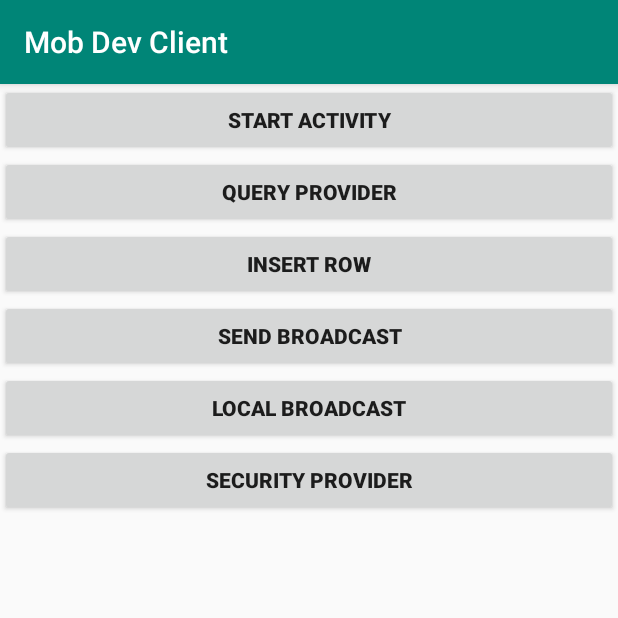
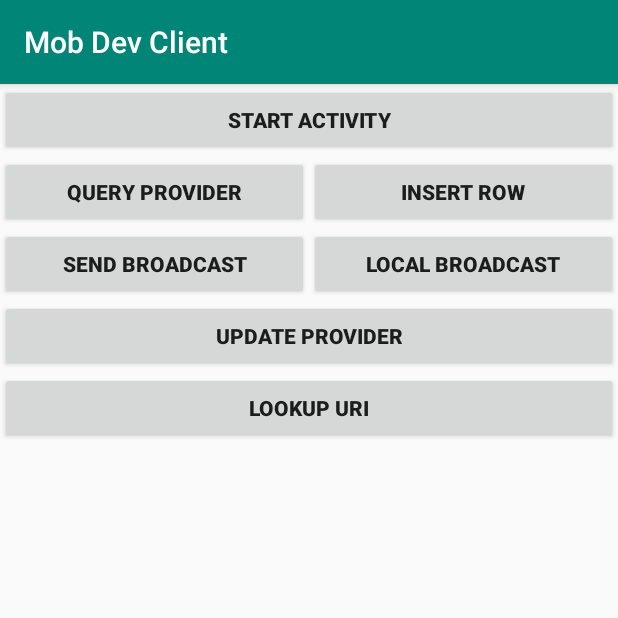
Before and after one commit to ysminskmd/MDS2019-Security, an Android app: the screen it shows after launch (MainActivity), on a phone screen of 412 x 824 dp, the top half of it. Run offline under Robolectric (Android 15) with nearby library versions, the phone set to English and light mode, and no system bars; libraries missing offline, so code that uses them is left out: com.yandex.academy; 1 statement that could not run was skipped.

```diff
--- a/client/build.gradle
+++ b/client/build.gradle
@@ -43,4 +43,5 @@ dependencies {
     implementation 'com.android.support:appcompat-v7:28.0.0'
     implementation 'com.android.support:support-v4:28.0.0'
     implementation 'com.google.android.gms:play-services-base:16.1.0'
+    implementation 'com.google.android.gms:play-services-safetynet:16.0.0'
 }
--- a/client/src/main/java/com/yandex/academy/mobdev/client/MainActivity.kt
+++ b/client/src/main/java/com/yandex/academy/mobdev/client/MainActivity.kt
@@ -38,6 +38,8 @@ class MainActivity : AppCompatActivity() {
         val manager = LocalBroadcastManager.getInstance(this)
         manager.registerReceiver(MainReceiver(), IntentFilter(RECEIVER_ACTION))
 
+        val client = SafetyNetClient(this)
+
         activity.setOnClickListener {
             val message = getMessage()
             startActivity(Intent()
@@ -65,8 +67,12 @@ class MainActivity : AppCompatActivity() {
             manager.sendBroadcast(Intent(RECEIVER_ACTION))
         }
 
-        install.setOnClickListener {
+        update.setOnClickListener {
             ProviderInstaller.installIfNeededAsync(this, providerInstallListener)
+        }
+
+        lookup.setOnClickListener {
+            client.lookupUri("http://www.yandex.by/")
         }
     }
 
--- /dev/null
+++ b/client/src/main/java/com/yandex/academy/mobdev/client/SafetyNetClient.kt
@@ -0,0 +1,41 @@
+package com.yandex.academy.mobdev.client
+
+import android.app.Activity
+import com.google.android.gms.common.api.ApiException
+import com.google.android.gms.common.api.CommonStatusCodes
+import com.google.android.gms.safetynet.SafeBrowsingThreat
+import com.google.android.gms.safetynet.SafetyNet
+
+class SafetyNetClient(private val activity: Activity) {
+
+    private val client = SafetyNet.getClient(activity)
+
+    init {
+        client.initSafeBrowsing()
+    }
+
+    fun lookupUri(uri: String) {
+        client.lookupUri(
+            uri,
+            "AIzaSyAFmAzb9ziRI0pQ4pmFF0LiGy4TxkppgZ0",
+            SafeBrowsingThreat.TYPE_POTENTIALLY_HARMFUL_APPLICATION,
+            SafeBrowsingThreat.TYPE_SOCIAL_ENGINEERING
+        )
+            .addOnSuccessListener(activity) { sbResponse ->
+                if (sbResponse.detectedThreats.isEmpty()) {
+                    Toast.makeText(activity, R.string.no_threats_found, Toast.LENGTH_SHORT).show()
+                } else {
+                    Toast.makeText(activity, R.string.threats_found, Toast.LENGTH_SHORT).show()
+
+                }
+            }
+            .addOnFailureListener(activity) { e: Exception ->
+                if (e is ApiException) {
+                    val string = "Error: ${CommonStatusCodes.getStatusCodeString(e.statusCode)}"
+                    Toast.makeText(activity, string, Toast.LENGTH_SHORT).show()
+                } else {
+                    Toast.makeText(activity, "Error: ${e.message}", Toast.LENGTH_SHORT).show()
+                }
+            }
+    }
+}
--- a/client/src/main/res/layout/activity_main.xml
+++ b/client/src/main/res/layout/activity_main.xml
@@ -15,43 +15,67 @@
             android:textAllCaps="true"
             android:textStyle="bold"/>
 
+    <LinearLayout
+            android:layout_width="match_parent"
+            android:layout_height="wrap_content">
+
         <Button
                 android:id="@+id/query"
-            android:layout_width="match_parent"
-            android:layout_height="wrap_content"
+                android:layout_weight="1"
+                android:layout_width="0dp"
+                android:layout_height="match_parent"
                 android:text="@string/query_provider"
                 android:textAllCaps="true"
                 android:textStyle="bold"/>
 
         <Button
                 android:id="@+id/insert"
-            android:layout_width="match_parent"
-            android:layout_height="wrap_content"
+                android:layout_weight="1"
+                android:layout_width="0dp"
+                android:layout_height="match_parent"
                 android:text="@string/insert_row"
                 android:textAllCaps="true"
                 android:textStyle="bold"/>
 
+    </LinearLayout>
+
+    <LinearLayout
+            android:layout_width="match_parent"
+            android:layout_height="wrap_content">
+
         <Button
                 android:id="@+id/send"
-            android:layout_width="match_parent"
-            android:layout_height="wrap_content"
+                android:layout_weight="1"
+                android:layout_width="0dp"
+                android:layout_height="match_parent"
                 android:text="@string/send_broadcast"
                 android:textAllCaps="true"
                 android:textStyle="bold"/>
 
         <Button
                 android:id="@+id/local"
-            android:layout_width="match_parent"
-            android:layout_height="wrap_content"
+                android:layout_weight="1"
+                android:layout_width="0dp"
+                android:layout_height="match_parent"
                 android:text="@string/local_broadcast"
                 android:textAllCaps="true"
                 android:textStyle="bold"/>
 
+    </LinearLayout>
+
     <Button
-            android:id="@+id/install"
+            android:id="@+id/update"
             android:layout_width="match_parent"
             android:layout_height="wrap_content"
-            android:text="@string/security_provider"
+            android:text="@string/update_provider"
+            android:textAllCaps="true"
+            android:textStyle="bold"/>
+
+    <Button
+            android:id="@+id/lookup"
+            android:layout_width="match_parent"
+            android:layout_height="wrap_content"
+            android:text="@string/lookup_uri"
             android:textAllCaps="true"
             android:textStyle="bold"/>
 
--- a/client/src/main/res/values/strings.xml
+++ b/client/src/main/res/values/strings.xml
@@ -6,8 +6,12 @@
     <string name="insert_row">Insert row</string>
     <string name="send_broadcast">Send broadcast</string>
     <string name="local_broadcast">Local broadcast</string>
-    <string name="security_provider">Security provider</string>
+    <string name="update_provider">Update provider</string>
+    <string name="lookup_uri">Lookup uri</string>
+
     <string name="client_receiver">This is client receiver</string>
     <string name="provider_installed">Provider is up-to-date, app can make secure network calls.</string>
     <string name="provider_installer_not_available">All HTTP communication is considered to be vulnerable</string>
+    <string name="no_threats_found">No threats found.</string>
+    <string name="threats_found">Threats found!</string>
 </resources>
```
Lines whose indentation alone changed are shown as unchanged.
